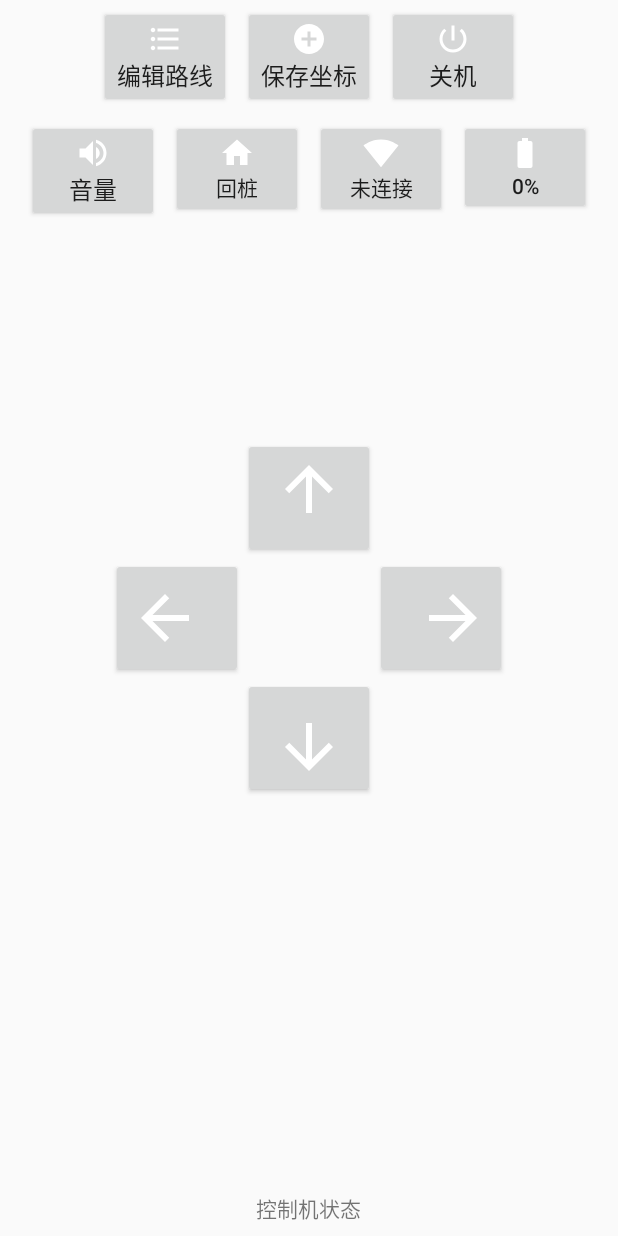
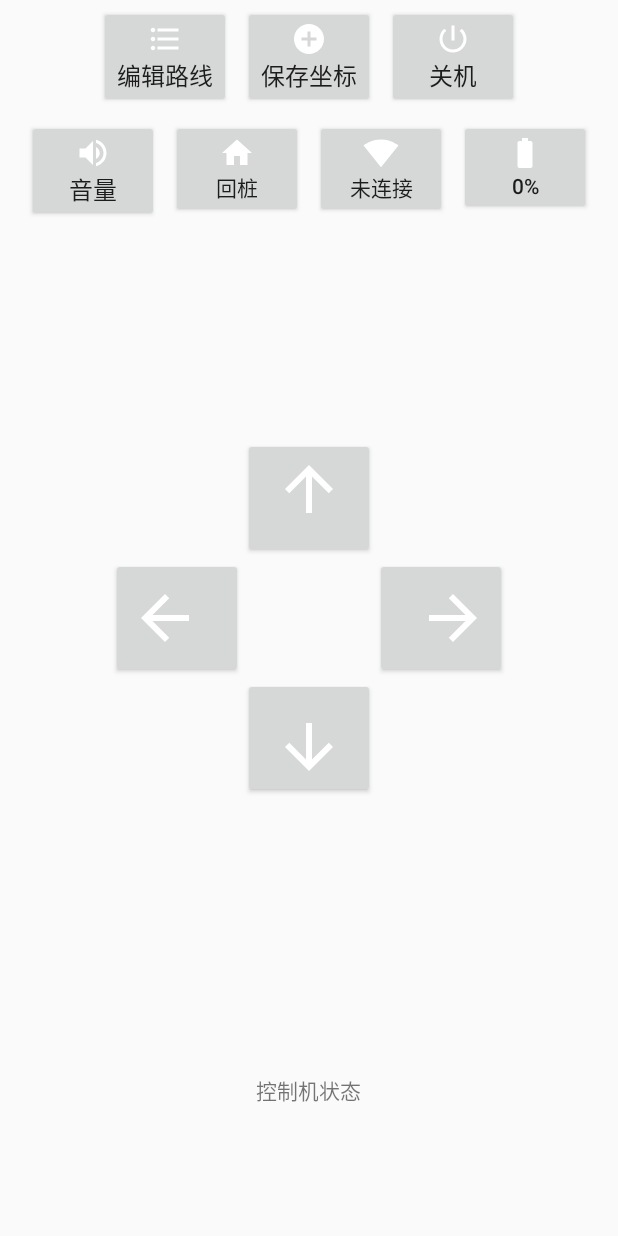
Before and after one commit to Innomix/wb-apollo-app, an Android app: the layout fragment_control.xml on its own in the app's theme, with its tools: preview values and no code run, on a phone screen of 412 x 824 dp. Run offline under Robolectric (Android 15) with nearby library versions, the phone set to English and light mode, and no system bars.

Commit message:
change tx2 status view layout

```diff
--- a/app/src/main/res/layout/fragment_control.xml
+++ b/app/src/main/res/layout/fragment_control.xml
@@ -144,13 +144,19 @@
 
     </RelativeLayout>
 
-    <TextView
-        android:id="@+id/status"
+    <ScrollView
         android:layout_width="wrap_content"
-        android:layout_height="wrap_content"
+        android:layout_height="100dp"
         android:layout_alignParentBottom="true"
         android:layout_centerHorizontal="true"
-        android:layout_marginBottom="8dp"
-        android:textSize="14sp"
-        tools:text="控制机状态" />
+        android:layout_marginBottom="8dp">
+
+        <TextView
+            android:id="@+id/status"
+            android:layout_width="match_parent"
+            android:layout_height="wrap_content"
+            android:gravity="bottom"
+            android:textSize="14sp"
+            tools:text="控制机状态" />
+    </ScrollView>
 </RelativeLayout>
```
